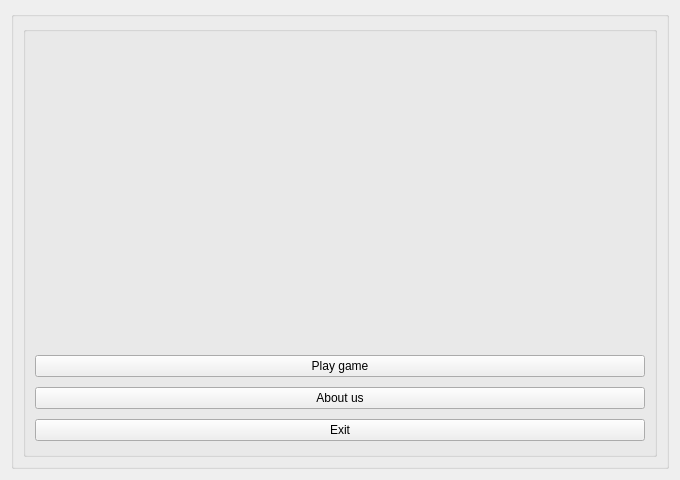
Old version of the form src/mainmenu.ui in the repository kokhnovich/PaperTown.
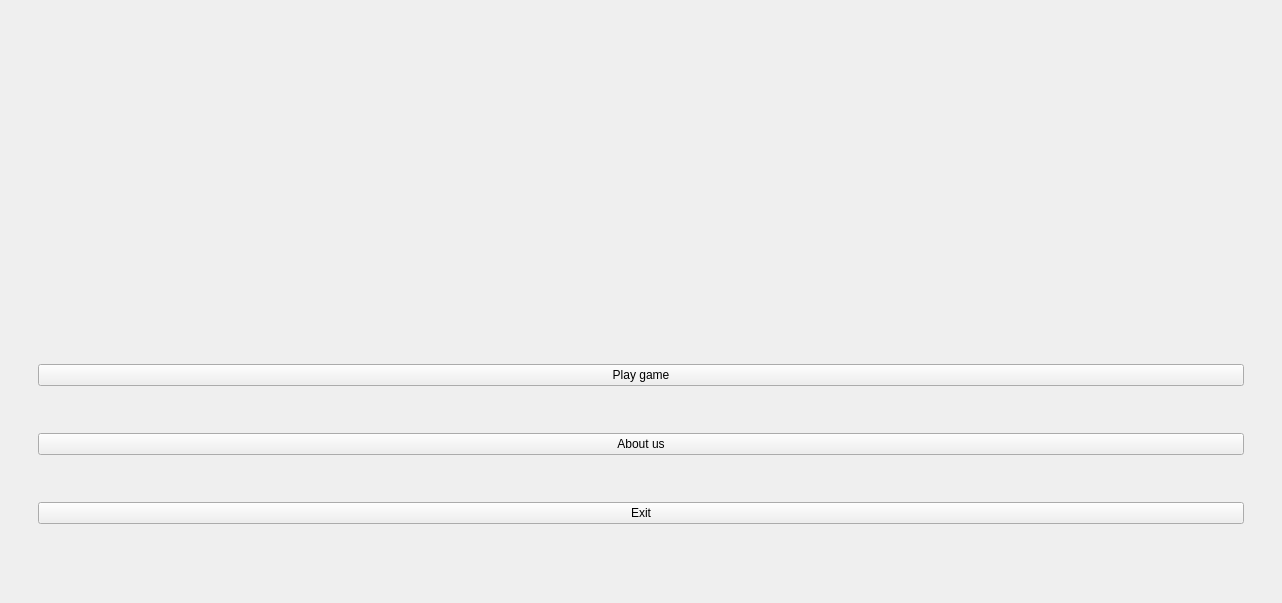
New version of the form. Icons and pictures are not drawn.

Diff of the .ui file:
```diff
--- a/src/mainmenu.ui
+++ b/src/mainmenu.ui
@@ -6,8 +6,8 @@
    <rect>
     <x>0</x>
     <y>0</y>
-    <width>680</width>
-    <height>480</height>
+    <width>1282</width>
+    <height>603</height>
    </rect>
   </property>
   <property name="windowTitle">
@@ -15,32 +15,14 @@
   </property>
   <layout class="QHBoxLayout" name="horizontalLayout">
    <item>
-    <widget class="QGroupBox" name="groupBox">
-     <property name="title">
-      <string/>
-     </property>
-     <layout class="QHBoxLayout" name="horizontalLayout_2">
-      <item>
-       <widget class="QGroupBox" name="groupBox_2">
-        <property name="title">
-         <string/>
-        </property>
-        <property name="flat">
-         <bool>false</bool>
-        </property>
-        <property name="checkable">
-         <bool>false</bool>
-        </property>
-        <property name="checked">
-         <bool>false</bool>
-        </property>
-        <layout class="QVBoxLayout" name="verticalLayout">
+    <widget class="QWidget" name="widget" native="true">
+     <layout class="QVBoxLayout" name="verticalLayout_2">
          <item>
           <widget class="QLabel" name="label">
            <property name="maximumSize">
             <size>
              <width>16777215</width>
-             <height>300</height>
+          <height>16777215</height>
             </size>
            </property>
            <property name="text">
@@ -52,6 +34,12 @@
           </widget>
          </item>
          <item>
+       <widget class="QWidget" name="widget_2" native="true">
+        <layout class="QHBoxLayout" name="horizontalLayout_2">
+         <item>
+          <widget class="QWidget" name="widget_3" native="true">
+           <layout class="QVBoxLayout" name="verticalLayout">
+            <item>
           <widget class="QPushButton" name="StartBtn">
            <property name="text">
             <string>Play game</string>
@@ -70,6 +58,9 @@
            <property name="text">
             <string>Exit</string>
            </property>
+             </widget>
+            </item>
+           </layout>
           </widget>
          </item>
         </layout>
```
Lines whose indentation alone changed are shown as unchanged.
